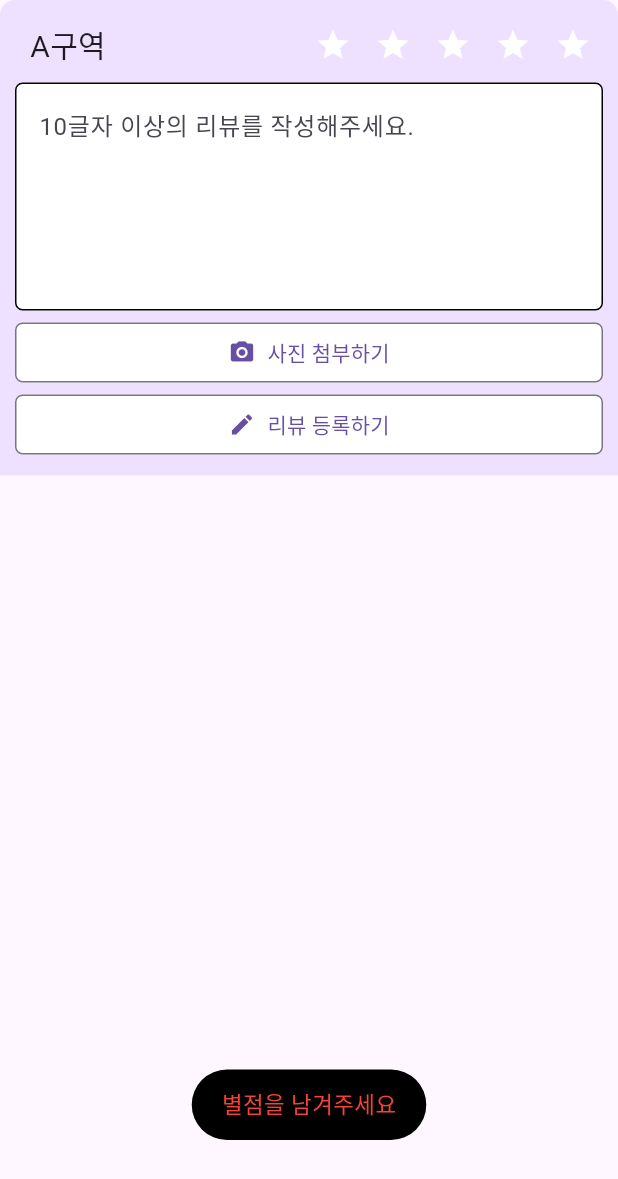
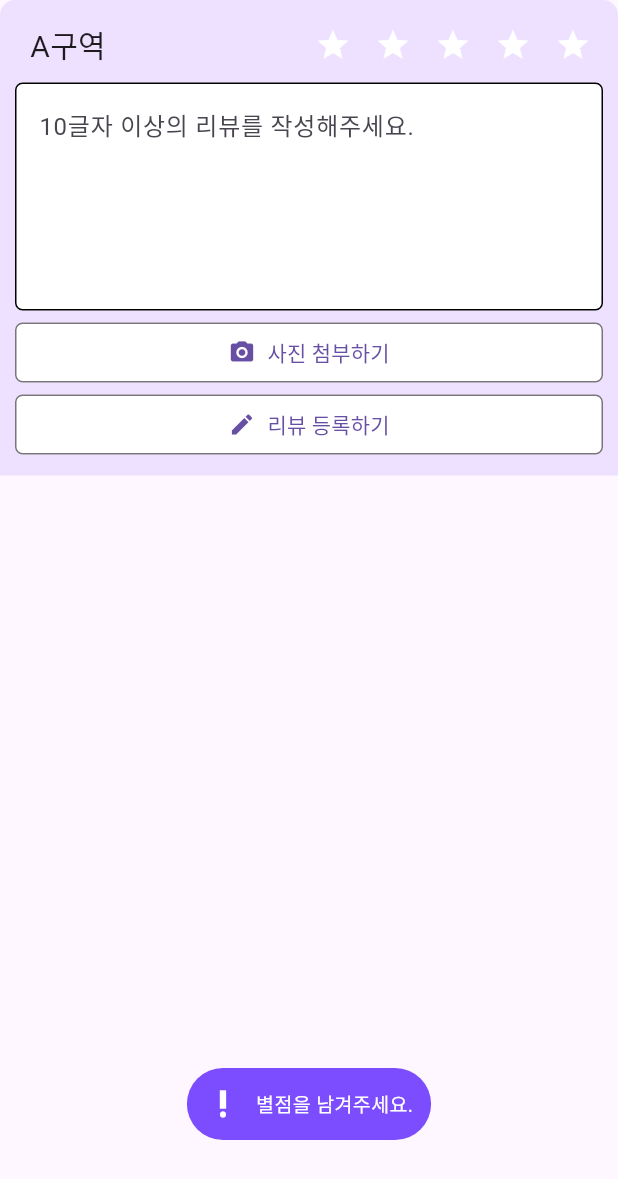
Before and after one commit to 2024-capstone-team119/FE-page, a Flutter app: the SeatWrite widget shown alone on an empty page, opened directly, after a tap on "리뷰 등록하기", on a phone screen of 412 x 824 dp. Shown: the top 1179 px of the screen. Run offline on Flutter 3.47's test engine with Material 3 defaults, Android fonts, the phone set to English and light mode, and no system bars; our stand-ins replace card_swiper, fluttertoast, get, image_picker, table_calendar; missing offline and left inert: flutter_validator; network calls fail; Roboto replaces fonts that are missing (Pretendard).

Commit message:
feat: 토스트 메시지 디자인 수정

```diff
--- a/allcon/lib/Pages/seat/seat_review.dart
+++ b/allcon/lib/Pages/seat/seat_review.dart
@@ -1,5 +1,3 @@
-import 'package:allcon/Pages/Seat/seat_main.dart';
-
 class Review {
   final int id;
   final String name;
--- a/allcon/lib/Pages/seat/seat_write.dart
+++ b/allcon/lib/Pages/seat/seat_write.dart
@@ -22,11 +22,15 @@ class _SeatWriteState extends State<SeatWrite> {
     reviewId++;
   }
 
+  late FToast fToast;
+
   @override
-  // 현재 날짜 가져오기
+  // 초기화
   void initState() {
     super.initState();
     currentTime = _getCurrentDate();
+    fToast = FToast();
+    fToast.init(context);
   }
 
   String _getCurrentDate() {
@@ -140,7 +144,11 @@ class _SeatWriteState extends State<SeatWrite> {
                           }
                         : () {
                             FocusScope.of(context).unfocus(); // 키보드 숨기기
-                            uploadToast();
+                            if (selectedStar == 0) {
+                              _showToast('별점을 남겨주세요.');
+                            } else {
+                              _showToast('10글자 이상의 리뷰를 작성해주세요.');
+                            }
                           }, // 버튼 비활성화
                     icon: Icons.edit,
                     label: '리뷰 등록하기',
@@ -177,16 +185,39 @@ class _SeatWriteState extends State<SeatWrite> {
       ),
     );
   }
+
+  _showToast(String alert) {
+    Widget toast = Container(
+      padding: const EdgeInsets.symmetric(horizontal: 12.0, vertical: 12.0),
+      decoration: BoxDecoration(
+        borderRadius: BorderRadius.circular(25.0),
+        color: Colors.deepPurpleAccent,
+      ),
+      child: Row(
+        mainAxisSize: MainAxisSize.min,
+        children: [
+          const Icon(
+            Icons.priority_high,
+            color: Colors.white,
+          ),
+          const SizedBox(
+            width: 10.0,
+          ),
+          Text(
+            alert,
+            style: const TextStyle(
+              color: Colors.white,
+              fontSize: 13.0,
+            ),
+          ),
+        ],
+      ),
+    );
+
+    fToast.showToast(
+      child: toast,
+      toastDuration: const Duration(seconds: 2),
+      gravity: ToastGravity.BOTTOM,
+    );
+  }
 }
-
-void uploadToast() {
-  Fluttertoast.showToast(
-    msg: '별점을 남겨주세요',
-    toastLength: Toast.LENGTH_SHORT,
-    gravity: ToastGravity.BOTTOM,
-    timeInSecForIosWeb: 1,
-    backgroundColor: Colors.black,
-    textColor: Colors.red,
-    fontSize: 15.0,
-  );
-}
```
Also changed, not shown: allcon/pubspec.lock.
